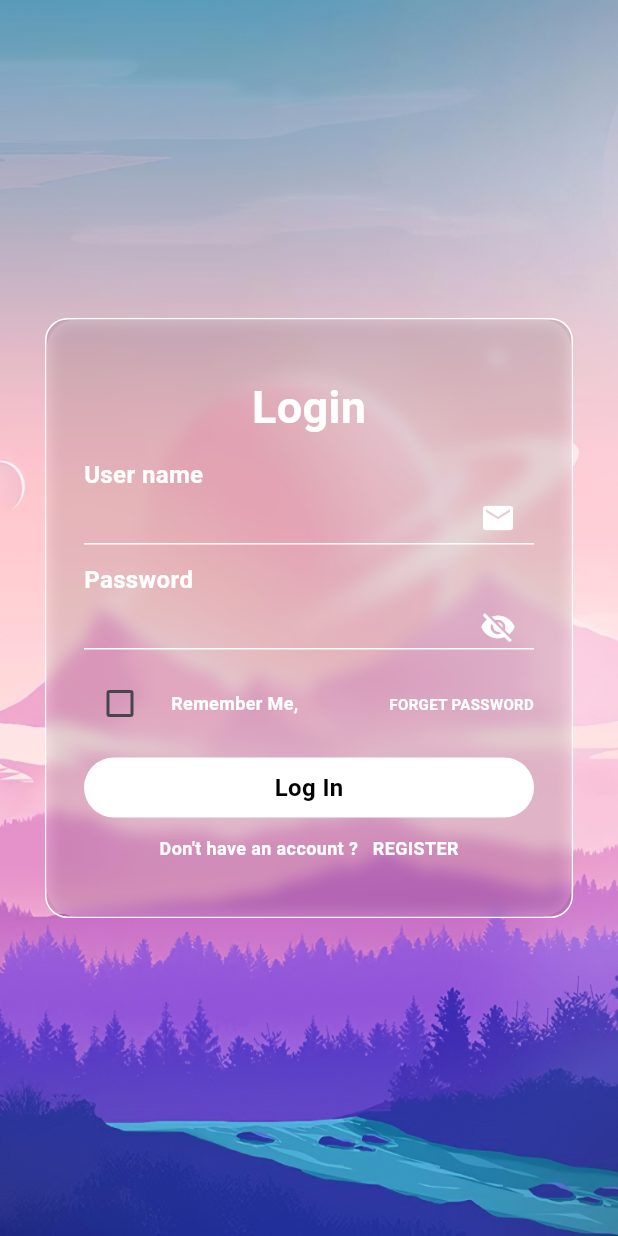
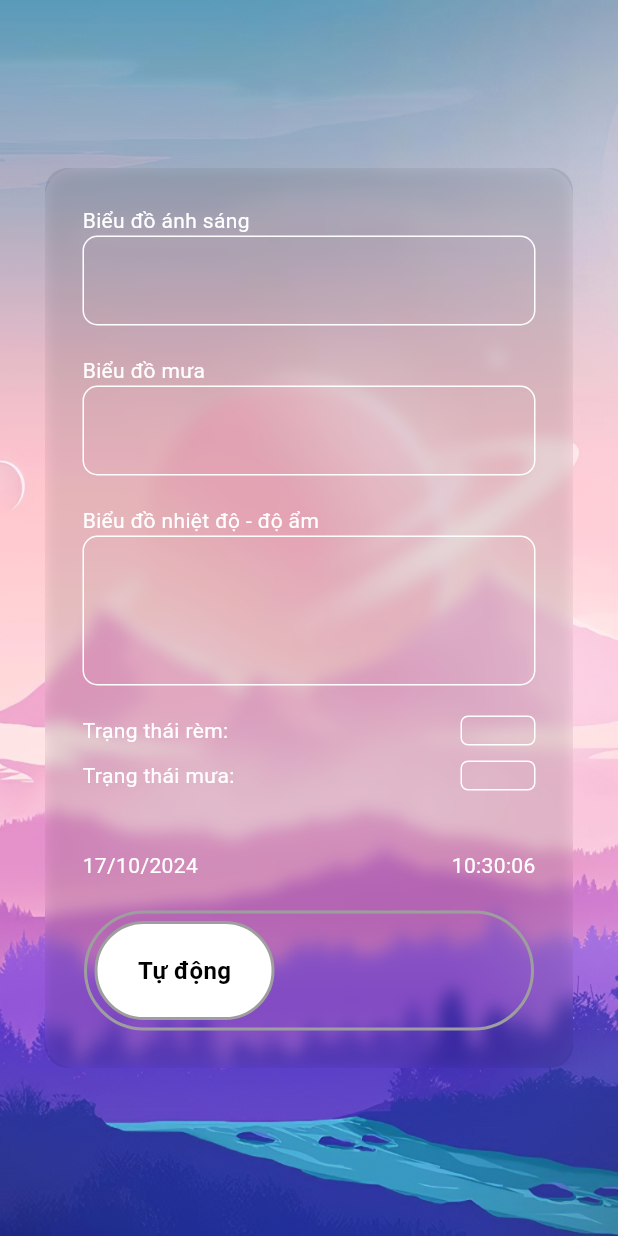
Before and after one commit to hieu92264/iot_flutter_app, a Flutter app: the screen it shows after launch, on a phone screen of 412 x 824 dp. Run offline on Flutter 3.47's test engine with Material 3 defaults, Android fonts, the light colour scheme and no system bars.

Commit message:
thêm 1 giao diện màn hình chính toàn bộ để hiển thị + điều khiển

```diff
--- a/lib/main.dart
+++ b/lib/main.dart
@@ -1,6 +1,8 @@
 import 'package:flutter/material.dart';
 import 'package:iot_flutter_app/screens/forgot_password.dart';
+import 'package:iot_flutter_app/screens/login.dart';
 import 'package:iot_flutter_app/screens/login2.dart';
+import 'package:iot_flutter_app/screens/main_2.dart';
 import 'package:iot_flutter_app/screens/register.dart';
 import 'package:iot_flutter_app/screens/list_wifi.dart';
 
@@ -18,11 +20,12 @@
     //   home: LoginScreen(),
     // );
     return MaterialApp(initialRoute: '/', routes: {
-      '/': (context) => LoginScreen(),
+      '/': (context) => MainChinh(),
       '/home': (context) => MainScreen(),
       '/register': (context) => RegisterScreen(),
       '/forgot_password': (context) => ForgotPasswordScreen(),
       '/list-wifi': (context) => WiFiListScreen(),
+      '/main-chinh': (context) => MainChinh(),
     });
   }
 }
--- a/lib/screens/login2.dart
+++ b/lib/screens/login2.dart
@@ -1,7 +1,6 @@
 import 'dart:ui';
 import 'package:flutter/material.dart';
 import 'package:iot_flutter_app/controllers/AuthController.dart';
-// import 'package:iot_flutter_app/screens/register.dart';
 import 'package:iot_flutter_app/utils/text_utils.dart';
 
 class LoginScreen extends StatefulWidget {
--- /dev/null
+++ b/lib/screens/main_2.dart
@@ -0,0 +1,238 @@
+import 'dart:async';
+import 'dart:ui';
+import 'package:flutter/material.dart';
+import 'package:intl/intl.dart'; // Để định dạng ngày và giờ
+
+class MainChinh extends StatefulWidget {
+  const MainChinh({super.key});
+
+  @override
+  State<MainChinh> createState() => _MainChinhState();
+}
+
+class _MainChinhState extends State<MainChinh> {
+  String _ngayHienTai = '';
+  String _gioHienTai = '';
+  bool isAuto = true; // Biến để theo dõi trạng thái tự động hoặc thủ công
+
+  @override
+  void initState() {
+    super.initState();
+    _capNhatNgayGio(); // Gọi hàm để cập nhật ngày và giờ
+  }
+
+  // Hàm để cập nhật ngày và giờ hiện tại mỗi giây
+  void _capNhatNgayGio() {
+    Timer.periodic(Duration(seconds: 1), (timer) {
+      final hienTai = DateTime.now();
+      final dinhDangNgay = DateFormat('dd/MM/yyyy').format(hienTai); // Định dạng ngày
+      final dinhDangGio = DateFormat('HH:mm:ss').format(hienTai);   // Định dạng giờ
+
+      setState(() {
+        _ngayHienTai = dinhDangNgay;  // Cập nhật ngày
+        _gioHienTai = dinhDangGio;    // Cập nhật giờ
+      });
+    });
+  }
+
+  @override
+  Widget build(BuildContext context) {
+    return Scaffold(
+      body: Container(
+        height: double.infinity,
+        width: double.infinity,
+        decoration: const BoxDecoration(
+          image: DecorationImage(
+              image: AssetImage('assets/images/background.jpeg'),
+              fit: BoxFit.fill),
+        ),
+        alignment: Alignment.center,
+        child: Container(
+          // Tự động điều chỉnh chiều cao dựa trên nội dung
+          constraints: BoxConstraints(
+            maxHeight: isAuto ? 600 : 700, // Chiều cao tối đa
+          ),
+          width: double.infinity,
+          margin: const EdgeInsets.symmetric(horizontal: 30),
+          decoration: BoxDecoration(
+            borderRadius: BorderRadius.circular(15),
+            color: Colors.black.withOpacity(0.1), // Màu nền
+          ),
+          child: ClipRRect(
+            borderRadius: BorderRadius.circular(20),
+            child: BackdropFilter(
+              filter: ImageFilter.blur(sigmaY: 5, sigmaX: 5),
+              child: Padding(
+                padding: const EdgeInsets.all(25),
+                child: Column(
+                  crossAxisAlignment: CrossAxisAlignment.start,
+                  children: [
+                    // Biểu đồ ánh sáng
+                    Text('Biểu đồ ánh sáng', style: TextStyle(color: Colors.white)),
+                    Container(
+                      height: 60,
+                      decoration: BoxDecoration(
+                        border: Border.all(color: Colors.white),
+                        borderRadius: BorderRadius.circular(10),
+                      ),
+                    ),
+                    SizedBox(height: 20),
+                    // Biểu đồ mưa
+                    Text('Biểu đồ mưa', style: TextStyle(color: Colors.white)),
+                    Container(
+                      height: 60,
+                      decoration: BoxDecoration(
+                        border: Border.all(color: Colors.white),
+                        borderRadius: BorderRadius.circular(10),
+                      ),
+                    ),
+                    SizedBox(height: 20),
+                    // Biểu đồ nhiệt độ và độ ẩm
+                    Text('Biểu đồ nhiệt độ - độ ẩm', style: TextStyle(color: Colors.white)),
+                    Container(
+                      height: 100,
+                      decoration: BoxDecoration(
+                        border: Border.all(color: Colors.white),
+                        borderRadius: BorderRadius.circular(10),
+                      ),
+                    ),
+                    SizedBox(height: 20),
+                    // Trạng thái rèm và mưa
+                    Row(
+                      mainAxisAlignment: MainAxisAlignment.spaceBetween,
+                      children: [
+                        Text('Trạng thái rèm:', style: TextStyle(color: Colors.white)),
+                        Container(
+                          height: 20,
+                          width: 50,
+                          decoration: BoxDecoration(
+                            border: Border.all(color: Colors.white),
+                            borderRadius: BorderRadius.circular(5),
+                          ),
+                        ),
+                      ],
+                    ),
+                    SizedBox(height: 10),
+                    Row(
+                      mainAxisAlignment: MainAxisAlignment.spaceBetween,
+                      children: [
+                        Text('Trạng thái mưa:', style: TextStyle(color: Colors.white)),
+                        Container(
+                          height: 20,
+                          width: 50,
+                          decoration: BoxDecoration(
+                            border: Border.all(color: Colors.white),
+                            borderRadius: BorderRadius.circular(5),
+                          ),
+                        ),
+                      ],
+                    ),
+                    Spacer(),
+                    // Ngày và giờ
+                    Row(
+                      mainAxisAlignment: MainAxisAlignment.spaceBetween,
+                      children: [
+                        Text(_ngayHienTai, style: TextStyle(color: Colors.white)),
+                        Text(_gioHienTai, style: TextStyle(color: Colors.white)),
+                      ],
+                    ),
+                    SizedBox(height: 20),
+                    // Nút kéo với chuyển động
+                    Center(
+                      child: GestureDetector(
+                        onTap: () {
+                          setState(() {
+                            isAuto = !isAuto;  // Đổi trạng thái khi nhấn vào nút
+                          });
+                        },
+                        child: AnimatedContainer(
+                          duration: Duration(milliseconds: 300), // Hiệu ứng chuyển đổi
+                          height: 80,
+                          width: 300, // Kích thước nút lớn hơn
+                          decoration: BoxDecoration(
+                            border: Border.all(color: Colors.grey, width: 2), // Đường viền xám cho nút lớn
+                            borderRadius: BorderRadius.circular(40), // Hình dạng bầu dục
+                          ),
+                          child: Stack(
+                            children: [
+                              // Vòng bầu dục bên trong để di chuyển
+                              AnimatedAlign(
+                                duration: Duration(milliseconds: 300),
+                                alignment: isAuto ? Alignment.centerLeft : Alignment.centerRight,
+                                child: Container(
+                                  height: 70,
+                                  width: 120, // Kích thước bầu dục ngang
+                                  margin: EdgeInsets.all(5),
+                                  decoration: BoxDecoration(
+                                    color: Colors.white,  // Màu vòng bầu dục
+                                    border: Border.all(color: Colors.grey, width: 2), // Đường viền xám cho vòng bầu dục
+                                    borderRadius: BorderRadius.circular(35), // Hình dạng bầu dục
+                                  ),
+                                  child: Center(
+                                    child: Text(
+                                      isAuto ? 'Tự động' : 'Thủ công',
+                                      style: TextStyle(
+                                        color: Colors.black, // Màu chữ bên trong nút
+                                        fontSize: 16,
+                                        fontWeight: FontWeight.bold,
+                                      ),
+                                    ),
+                                  ),
+                                ),
+                              ),
+                            ],
+                          ),
+                        ),
+                      ),
+                    ),
+                    if (!isAuto)
+                      SizedBox(height: 20), // Khoảng cách giữa nút và container bên dưới
+                    if (!isAuto) // Chỉ hiển thị nếu không phải tự động
+                      Container(
+                        width: double.infinity,
+                        height: 80, // Chiều cao của container
+                        decoration: BoxDecoration(
+                          border: Border.all(color: Colors.white, width: 2), // Đường viền trắng cho container
+                        ),
+                        child: Row(
+                          mainAxisAlignment: MainAxisAlignment.spaceEvenly,
+                          children: [
+                            Icon(Icons.arrow_left, color: Colors.blue, size: 50), // Kích thước mũi tên trái
+                            Container(
+                              width: 60, // Kích thước hình
+                              height: 60,
+                              decoration: BoxDecoration(
+                                shape: BoxShape.rectangle,
+                                border: Border.all(color: Colors.blue),
+                              ),
+                            ),
+                            Container(
+                              width: 60, // Kích thước hình
+                              height: 60,
+                              decoration: BoxDecoration(
+                                shape: BoxShape.rectangle,
+                                border: Border.all(color: Colors.blue),
+                              ),
+                            ),
+                            Container(
+                              width: 60, // Kích thước hình
+                              height: 60,
+                              decoration: BoxDecoration(
+                                shape: BoxShape.rectangle,
+                                border: Border.all(color: Colors.blue),
+                              ),
+                            ),
+                            Icon(Icons.arrow_right, color: Colors.blue, size: 50), // Kích thước mũi tên phải
+                          ],
+                        ),
+                      ),
+                  ],
+                ),
+              ),
+            ),
+          ),
+        ),
+      ),
+    );
+  }
+}
--- a/pubspec.yaml
+++ b/pubspec.yaml
@@ -32,6 +32,7 @@ dependencies:
     sdk: flutter
   http: ^0.13.4
   crypto: ^3.0.1
+  intl: ^0.17.0
 
   # The following adds the Cupertino Icons font to your application.
   # Use with the CupertinoIcons class for iOS style icons.
```
Also changed, not shown: pubspec.lock, 1 other file.
